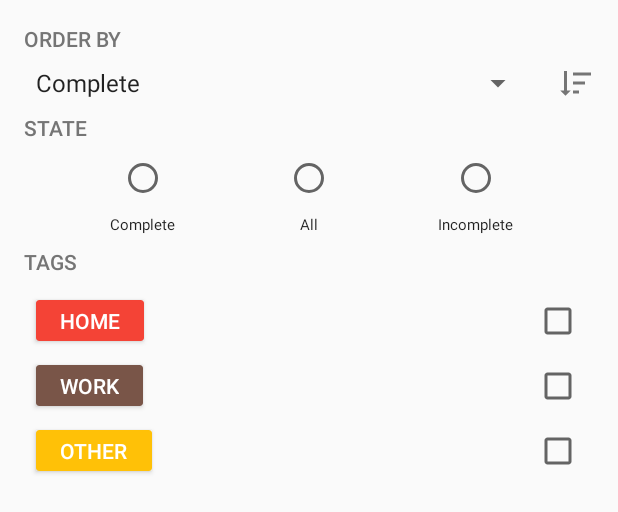
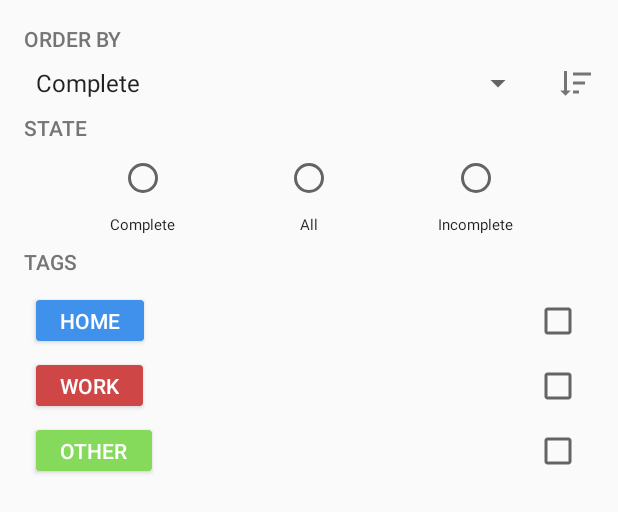
Before and after one commit to trybeapps/demo-android-todo, an Android app: the layout drawer_filter.xml on its own in the app's theme, with its tools: preview values and no code run, on a phone screen of 412 x 824 dp. Shown: the top 512 px of the screen. Run offline under Robolectric (Android 15) with nearby library versions, the phone set to English and light mode, and no system bars.

Commit message:
UI Update

```diff
--- a/app/build.gradle
+++ b/app/build.gradle
@@ -30,10 +30,10 @@ android {
 
 dependencies {
 
-	compile "io.rapid:rapid-sdk-android:0.2.1-alpha"
+	compile "io.rapid:rapid-sdk-android:0.3.1"
 
 	// Android Support Libraries
-	def supportLibraryVersion = "25.3.1"
+	def supportLibraryVersion = "25.4.0"
 	compile "com.android.support:design:$supportLibraryVersion"
 	compile "com.android.support:recyclerview-v7:$supportLibraryVersion"
 	compile "com.android.support:cardview-v7:$supportLibraryVersion"
--- a/app/src/main/java/io/rapid/rapido/model/Tag.java
+++ b/app/src/main/java/io/rapid/rapido/model/Tag.java
@@ -28,9 +28,9 @@ public class Tag {
 	 */
 	public static List<Tag> getAllTags() {
 		return Arrays.asList(
-				new Tag("home", Color.parseColor("#F44336")),
-				new Tag("work", Color.parseColor("#795548")),
-				new Tag("other", Color.parseColor("#FFC107"))
+				new Tag("home", Color.parseColor("#3F91EB")),
+				new Tag("work", Color.parseColor("#CF4647")),
+				new Tag("other", Color.parseColor("#85D95B"))
 		);
 	}
 
--- a/app/src/main/java/io/rapid/rapido/ui/list/TaskListViewModel.java
+++ b/app/src/main/java/io/rapid/rapido/ui/list/TaskListViewModel.java
@@ -115,8 +115,8 @@ public class TaskListViewModel implements TaskItemHandler, FilterViewModel.OnFil
 	public void onViewDetached() {
 		// view (Activity) was detached - unsubscribe
 		// this will be called when the Activity goes into background - we don't want to keep the connection to Rapid.io then
-		Rapid.getInstance().removeAllConnectionStateListeners();
-		unsubscribe();
+//		Rapid.getInstance().removeAllConnectionStateListeners();
+//		unsubscribe();
 	}
 
 
--- a/app/src/main/res/layout/dialog_edit_task.xml
+++ b/app/src/main/res/layout/dialog_edit_task.xml
@@ -100,7 +100,7 @@
 					android:layout_width="0dp"
 					android:layout_height="wrap_content"
 					android:text="@string/priority"
-					android:textColor="@color/secondary_text"
+					android:textColor="@color/secondaryText"
 					android:textAppearance="@style/TextAppearance.AppCompat.Button"
 					tools:layout_conversion_absoluteX="16dp"
 					tools:layout_conversion_absoluteY="229dp"
@@ -134,7 +134,7 @@
 					android:layout_width="match_parent"
 					android:layout_height="wrap_content"
 					android:text="@string/filter_tags"
-					android:textColor="@color/secondary_text"
+					android:textColor="@color/secondaryText"
 					android:textAppearance="@style/TextAppearance.AppCompat.Button"
 					tools:layout_conversion_absoluteX="16dp"
 					tools:layout_conversion_absoluteY="304dp"
--- a/app/src/main/res/layout/drawer_filter.xml
+++ b/app/src/main/res/layout/drawer_filter.xml
@@ -32,7 +32,7 @@
 				android:layout_marginStart="8dp"
 				android:layout_marginEnd="8dp"
 				android:text="@string/order_by"
-				android:textColor="@color/secondary_text"
+				android:textColor="@color/secondaryText"
 				android:textAppearance="@style/TextAppearance.AppCompat.Button"
 				app:layout_constraintStart_toStartOf="parent"
 				app:layout_constraintEnd_toEndOf="parent"
@@ -60,7 +60,7 @@
 				android:layout_marginStart="8dp"
 				android:background="?selectableItemBackgroundBorderless"
 				android:onClick="@{() -> viewModel.toggleSorting()}"
-				android:tint="@color/secondary_text"
+				android:tint="@color/secondaryText"
 				android:src="@{viewModel.orderSorting == Sorting.ASC ? @drawable/ic_order_asc : @drawable/ic_order_desc}"
 				tools:src="@drawable/ic_order_desc"
 				app:layout_constraintEnd_toEndOf="parent"
@@ -77,7 +77,7 @@
 				android:layout_marginTop="8dp"
 				android:layout_marginStart="8dp"
 				android:text="@string/filter_state"
-				android:textColor="@color/secondary_text"
+				android:textColor="@color/secondaryText"
 				android:textAppearance="@style/TextAppearance.AppCompat.Button"
 				app:layout_constraintEnd_toEndOf="parent"
 				app:layout_constraintStart_toStartOf="parent"
@@ -181,7 +181,7 @@
 				android:layout_width="0dp"
 				android:layout_height="wrap_content"
 				android:text="@string/filter_tags"
-				android:textColor="@color/secondary_text"
+				android:textColor="@color/secondaryText"
 				android:textAppearance="@style/TextAppearance.AppCompat.Button"
 				tools:layout_conversion_absoluteX="16dp"
 				tools:layout_conversion_absoluteY="197dp"
--- a/app/src/main/res/layout/item_task.xml
+++ b/app/src/main/res/layout/item_task.xml
@@ -45,7 +45,7 @@
 				android:alpha="@{viewModel.task.done ? 0.4f : 1f}"
 				android:text="@{viewModel.task.title}"
 				android:textAppearance="@style/TextAppearance.AppCompat.Title"
-				android:textColor="@color/primary"
+				android:textColor="@color/text"
 				app:strikethrough="@{viewModel.task.done}"
 				tools:text="Title"
 				app:layout_constraintStart_toEndOf="@+id/checkBox"
@@ -61,8 +61,9 @@
 				android:layout_marginEnd="8dp"
 				android:alpha="@{viewModel.task.done ? 0.4f : 1f}"
 				android:text="@{viewModel.task.description}"
+				android:fontFamily="sans-serif-condensed"
 				android:textAppearance="@style/TextAppearance.AppCompat.Body1"
-				android:textColor="@color/secondary_text"
+				android:textColor="@color/secondaryText"
 				app:show="@{viewModel.task.description != null &amp;&amp; !viewModel.task.description.empty}"
 				app:strikethrough="@{viewModel.task.done}"
 				tools:text="Description"
@@ -79,6 +80,7 @@
 				android:layout_marginEnd="8dp"
 				android:alpha="0.4"
 				android:textSize="10sp"
+				android:fontFamily="sans-serif-condensed"
 				app:text="@{@string/created_at(DateUtils.getRelativeTimeSpanString(viewModel.task.createdAt.time))}"
 				tools:text="Created just now"
 				app:layout_constraintTop_toBottomOf="@+id/textView2"
--- a/app/src/main/res/values/colors.xml
+++ b/app/src/main/res/values/colors.xml
@@ -1,12 +1,11 @@
 <?xml version="1.0" encoding="utf-8"?>
 <resources>
-	<color name="primary">#03A9F4</color>
-	<color name="primary_dark">#0288D1</color>
-	<color name="primary_light">#B3E5FC</color>
-	<color name="primary_darker">#026795</color>
-	<color name="accent">#FF5722</color>
-	<color name="primary_text">#212121</color>
-	<color name="secondary_text">#757575</color>
+
+	<color name="primary">#fff</color>
+	<color name="primaryDark">#EEEEEE</color>
+	<color name="accent">#CF4647</color>
+	<color name="text">#333333</color>
+	<color name="secondaryText">#757575</color>
 	<color name="icons">#FFFFFF</color>
 	<color name="divider">#BDBDBD</color>
 	<color name="white">#ffffff</color>
--- a/app/src/main/res/values/styles.xml
+++ b/app/src/main/res/values/styles.xml
@@ -2,19 +2,14 @@
 
 	<style name="AppTheme" parent="Theme.AppCompat.Light.NoActionBar">
 		<item name="colorPrimary">@color/primary</item>
-		<item name="colorPrimaryDark">@color/primary_dark</item>
-		<item name="colorAccent">@color/primary</item>
+		<item name="colorPrimaryDark">@color/primaryDark</item>
+		<item name="colorAccent">@color/accent</item>
+		<item name="android:windowLightStatusBar">true</item>
 	</style>
 
 	<style name="ThemeOverlay.AccentDivider" parent="ThemeOverlay.AppCompat">
 		<item name="colorAccent">@color/divider</item>
 	</style>
 
-	<style name="ThemeOverlay.Inverse" parent="ThemeOverlay.AppCompat">
-		<item name="colorAccent">#ddffffff</item>
-		<item name="android:textColorPrimary">#ddffffff</item>
-		<item name="android:textColorSecondary">#ddffffff</item>
-		<item name="android:textColorHint">#88ffffff</item>
-	</style>
 
 </resources>
--- a/build.gradle
+++ b/build.gradle
@@ -1,10 +1,11 @@
 
 
 buildscript {
-	ext.android_plugin_version = '2.3.1'
+	ext.android_plugin_version = '3.0.0-alpha4'
 
 	repositories {
 		jcenter()
+		maven {url 'https://maven.google.com'}
 	}
 
 	dependencies {
@@ -16,6 +17,7 @@ buildscript {
 allprojects {
 	repositories {
 		jcenter()
+		maven {url 'https://maven.google.com'}
 	}
 }
 
```
Also changed, not shown: app/src/main/res/layout/activity_task_list.xml (+2 -5 lines).
